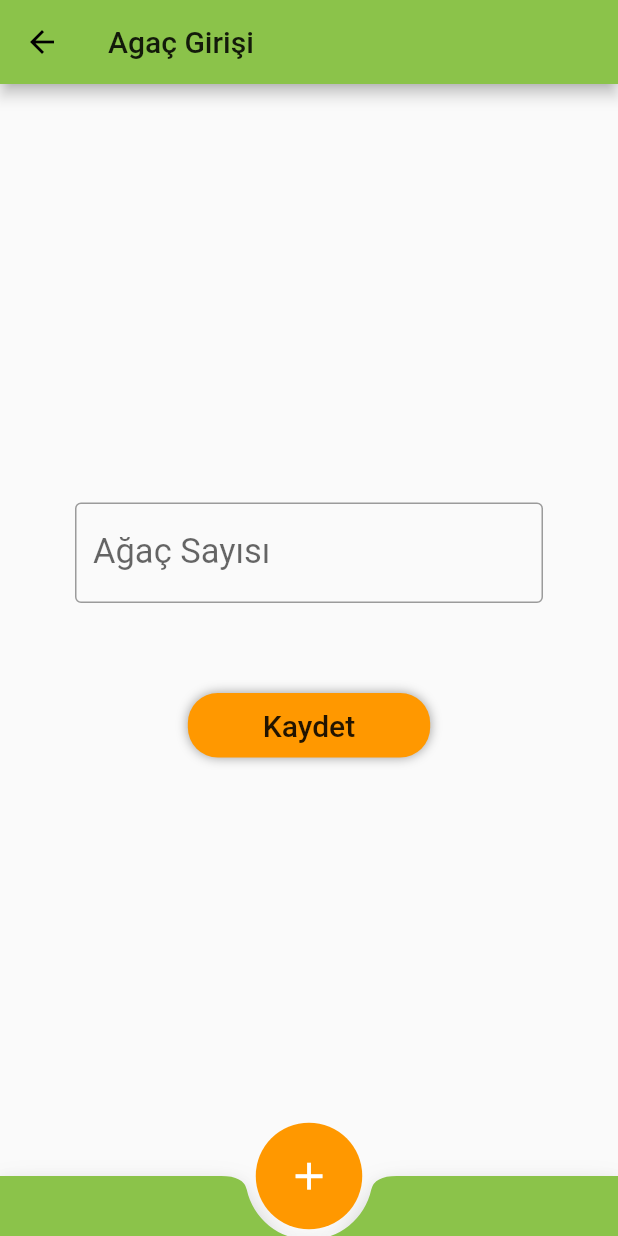
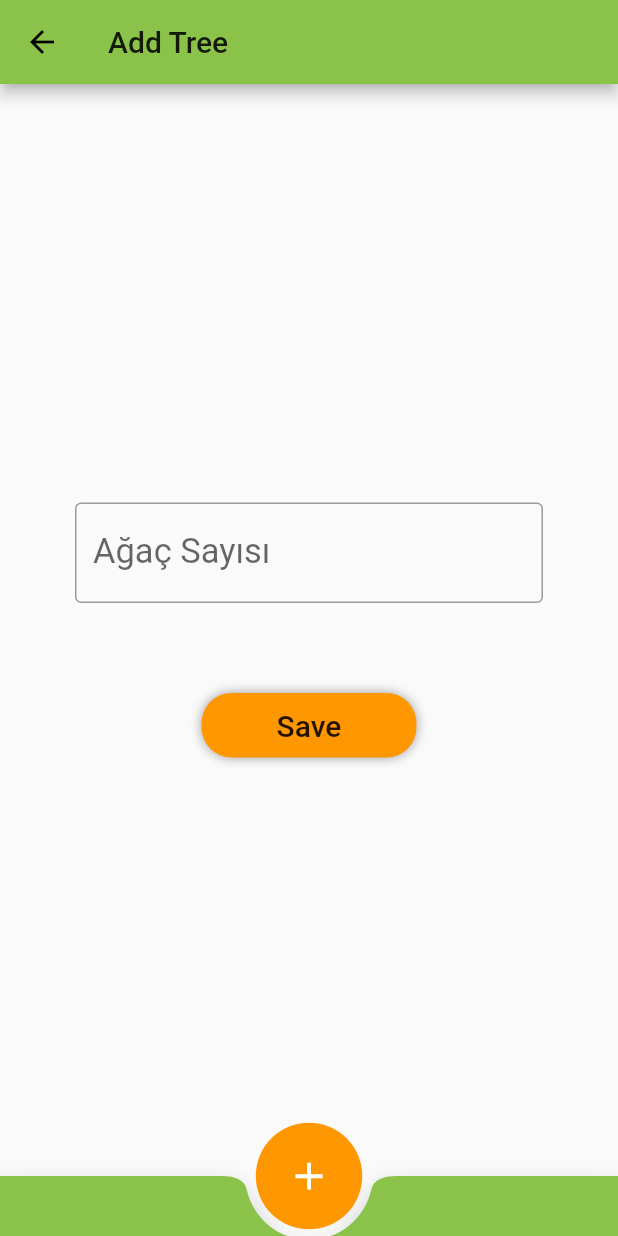
Before and after one commit to haliliceylan/co2_salinim, a Flutter app: the AgacScreen screen opened by its route, on a phone screen of 412 x 824 dp. Run offline on Flutter 3.47's test engine with Material 2 defaults, Android fonts, the phone set to English and light mode, and no system bars; our stand-ins replace charts_flutter; Roboto replaces fonts that are missing (Arial).

Commit message:
Update agac_screen.dart

```diff
--- a/lib/screens/agac_screen.dart
+++ b/lib/screens/agac_screen.dart
@@ -7,7 +7,7 @@ class AgacScreen extends StatelessWidget {
   @override
   Widget build(BuildContext context) {
     return DefaultScaffold(
-      title: "Agaç Girişi",
+      title: "Add Tree",
       child: Container(
         padding: EdgeInsets.symmetric(horizontal: 50),
         width: MediaQuery.of(context).size.width,
@@ -21,7 +21,7 @@ class AgacScreen extends StatelessWidget {
             //SizedBox(height: 60),
             DefaultTextFormField(keyboardType: TextInputType.text,labelText: "Ağaç Sayısı"),
             SizedBox(height: 60),
-            DefaultAppButton(text: "Kaydet"),
+            DefaultAppButton(text: "Save"),
           ],
         ),
       ),
```
